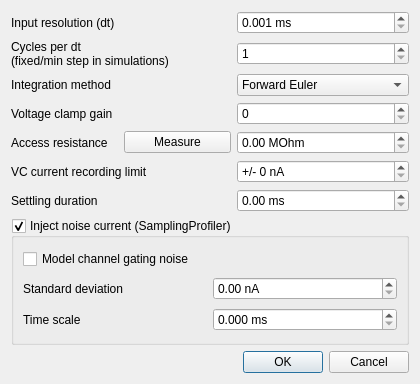
Qt form src/gui/rundatadialog.ui (CompEphys-team/rtdo) before a commit.
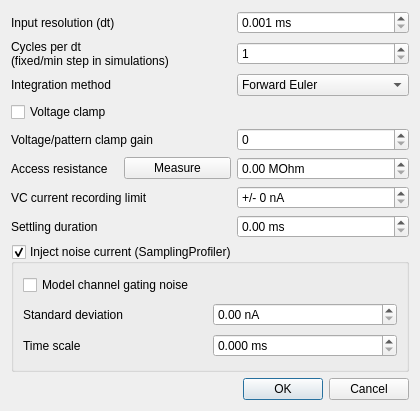
The same form after that commit.

Commit message: Added RunData::VC GUI

```diff
--- a/src/gui/rundatadialog.ui
+++ b/src/gui/rundatadialog.ui
@@ -7,14 +7,14 @@
     <x>0</x>
     <y>0</y>
     <width>420</width>
-    <height>384</height>
+    <height>411</height>
    </rect>
   </property>
   <property name="windowTitle">
    <string>RunData</string>
   </property>
   <layout class="QGridLayout" name="gridLayout">
-   <item row="4" column="2">
+   <item row="5" column="2">
     <widget class="QDoubleSpinBox" name="accessResistance">
      <property name="suffix">
       <string> MOhm</string>
@@ -34,7 +34,7 @@
      </property>
     </widget>
    </item>
-   <item row="6" column="2">
+   <item row="7" column="2">
     <widget class="QDoubleSpinBox" name="settleDuration">
      <property name="suffix">
       <string> ms</string>
@@ -44,7 +44,7 @@
      </property>
     </widget>
    </item>
-   <item row="3" column="2">
+   <item row="4" column="2">
     <widget class="QSpinBox" name="clampGain">
      <property name="maximum">
       <number>1000000</number>
@@ -59,14 +59,7 @@
      </property>
     </widget>
    </item>
-   <item row="9" column="1" colspan="2">
-    <widget class="QDialogButtonBox" name="buttonBox">
-     <property name="standardButtons">
-      <set>QDialogButtonBox::Cancel|QDialogButtonBox::Ok</set>
-     </property>
-    </widget>
-   </item>
-   <item row="4" column="1">
+   <item row="5" column="1">
     <widget class="QPushButton" name="measureResistance">
      <property name="toolTip">
       <string>&lt;html&gt;&lt;head/&gt;&lt;body&gt;&lt;p&gt;Ensure current-passing electrode is in saline and stable, and bridge balance is disabled.&lt;/p&gt;&lt;p&gt;Important note: Headstage resistance must be added to the measured value manually!&lt;/p&gt;&lt;/body&gt;&lt;/html&gt;</string>
@@ -76,17 +69,17 @@
      </property>
     </widget>
    </item>
-   <item row="4" column="0">
+   <item row="5" column="0">
     <widget class="QLabel" name="label_3">
      <property name="text">
       <string>Access resistance</string>
      </property>
     </widget>
    </item>
-   <item row="3" column="0" colspan="2">
+   <item row="4" column="0" colspan="2">
     <widget class="QLabel" name="label_2">
      <property name="text">
-      <string>Voltage clamp gain</string>
+      <string>Voltage/pattern clamp gain</string>
      </property>
     </widget>
    </item>
@@ -109,20 +102,13 @@
      </item>
     </widget>
    </item>
-   <item row="6" column="0" colspan="2">
+   <item row="7" column="0" colspan="2">
     <widget class="QLabel" name="label_4">
      <property name="text">
       <string>Settling duration</string>
      </property>
     </widget>
    </item>
-   <item row="2" column="0">
-    <widget class="QLabel" name="label_5">
-     <property name="text">
-      <string>Integration method</string>
-     </property>
-    </widget>
-   </item>
    <item row="0" column="2">
     <widget class="QDoubleSpinBox" name="dt">
      <property name="suffix">
@@ -149,7 +135,7 @@
      </property>
     </widget>
    </item>
-   <item row="5" column="2">
+   <item row="6" column="2">
     <widget class="QDoubleSpinBox" name="Imax">
      <property name="prefix">
       <string>+/- </string>
@@ -165,14 +151,14 @@
      </property>
     </widget>
    </item>
-   <item row="5" column="0" colspan="2">
+   <item row="6" column="0" colspan="2">
     <widget class="QLabel" name="label_7">
      <property name="text">
       <string>VC current recording limit</string>
      </property>
     </widget>
    </item>
-   <item row="7" column="0" colspan="3">
+   <item row="8" column="0" colspan="3">
     <widget class="QGroupBox" name="noisy">
      <property name="title">
       <string>Inject noise current (SamplingProfiler)</string>
@@ -228,6 +214,27 @@
      </layout>
     </widget>
    </item>
+   <item row="2" column="0" colspan="2">
+    <widget class="QLabel" name="label_5">
+     <property name="text">
+      <string>Integration method</string>
+     </property>
+    </widget>
+   </item>
+   <item row="3" column="0" colspan="3">
+    <widget class="QCheckBox" name="VC">
+     <property name="text">
+      <string>Voltage clamp</string>
+     </property>
+    </widget>
+   </item>
+   <item row="10" column="0" colspan="3">
+    <widget class="QDialogButtonBox" name="buttonBox">
+     <property name="standardButtons">
+      <set>QDialogButtonBox::Cancel|QDialogButtonBox::Ok</set>
+     </property>
+    </widget>
+   </item>
   </layout>
  </widget>
  <resources/>
```
The commit also changes 1 other file.
